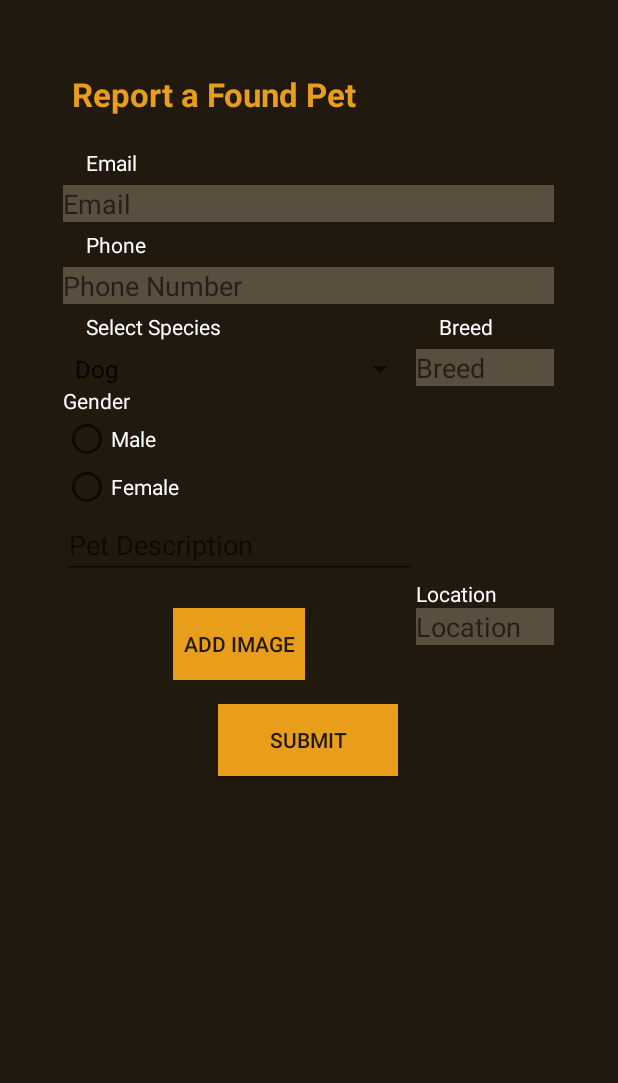
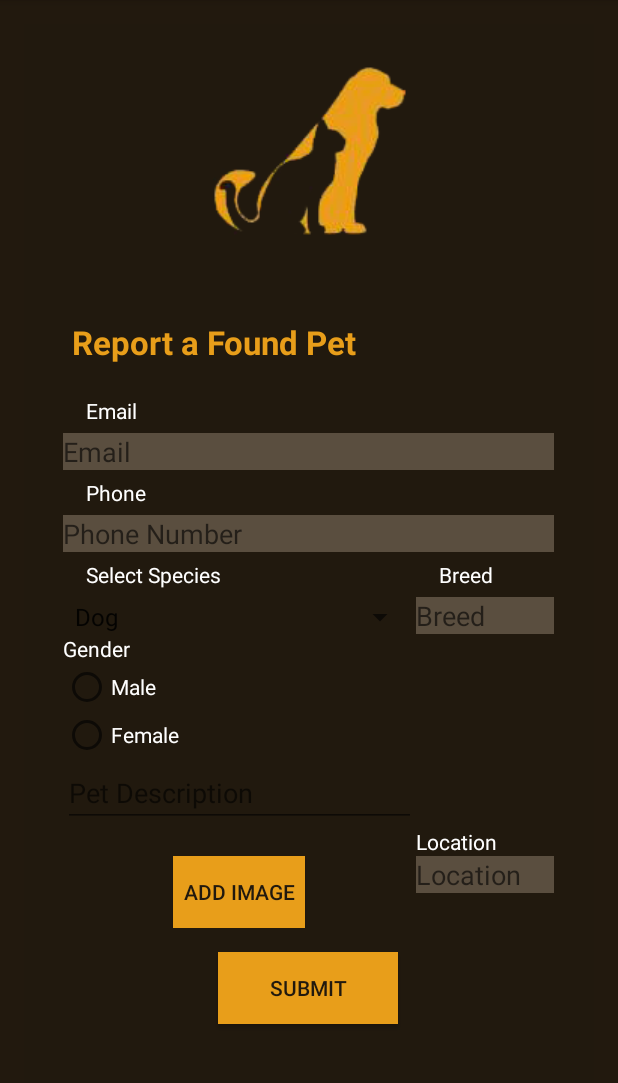
Before and after one commit to pbrooker/PetShout, an Android app: the screen it shows after launch (MainActivity), in the side drawer, after a tap on "Found a Pet", on a phone screen of 412 x 824 dp, the part 84-1167 px from its top. Run offline under Robolectric (Android 15) with nearby library versions, the phone set to English and light mode, and no system bars.

Commit message:
updated fragments

```diff
--- a/app/src/main/res/layout/fragment_report_found_pet.xml
+++ b/app/src/main/res/layout/fragment_report_found_pet.xml
@@ -7,9 +7,21 @@
 
     <!-- TODO: Update blank fragment layout -->
 
+    <ImageView
+        android:layout_width="wrap_content"
+        android:layout_height="wrap_content"
+        android:id="@+id/cat_dog_profile"
+        android:src="@drawable/catanddog"
+        android:layout_alignParentTop="true"
+        android:layout_centerHorizontal="true"
+        android:contentDescription="@string/cat_and_dog_profile"
+        android:padding="10dp"
+        android:layout_marginTop="16dp"/>
+
     <ScrollView
         android:layout_width="wrap_content"
         android:layout_height="wrap_content"
+        android:layout_below="@+id/cat_dog_profile"
         android:id="@+id/scroll_view"
         android:layout_margin="16dp">
 
```
